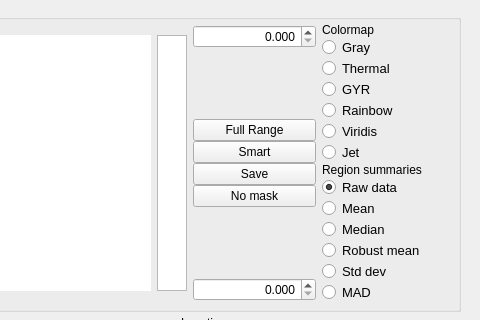
Qt form rapidtide/tidepoolTemplate.ui (bbfrederick/rapidtide) before a commit; both pictures show x 649 to 1129 and y 0 to 320 of the 1129 by 909 pixel window.
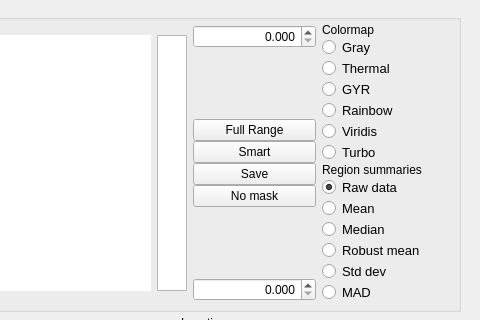
The same form after that commit. Custom widgets are drawn as their Qt base class.

Commit message: Changed "jet" colormap (which was actually "cyclic") to "turbo"

Patch:
```diff
--- a/rapidtide/tidepoolTemplate.ui
+++ b/rapidtide/tidepoolTemplate.ui
@@ -472,7 +472,7 @@
              </font>
             </property>
             <property name="text">
-             <string>Jet</string>
+             <string>Turbo</string>
             </property>
             <attribute name="buttonGroup">
              <string notr="true">colormap_buttonGroup</string>
```
Left out of the diff: 2 changed lines with no effect on the pictures. The commit also changes 6 other files.
